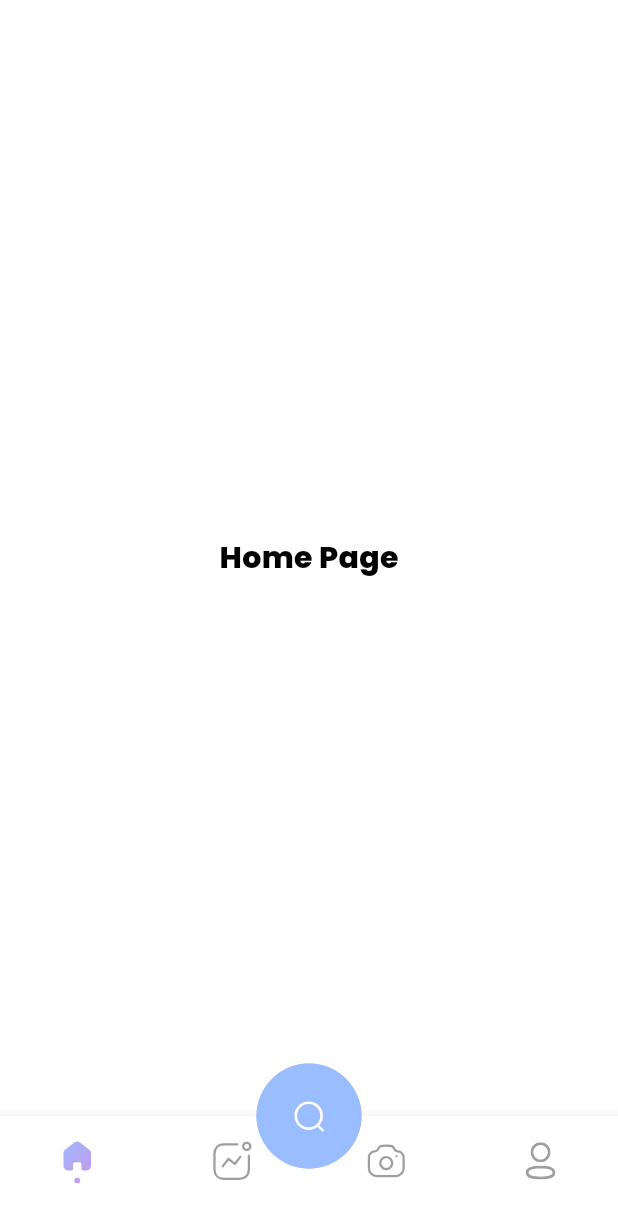
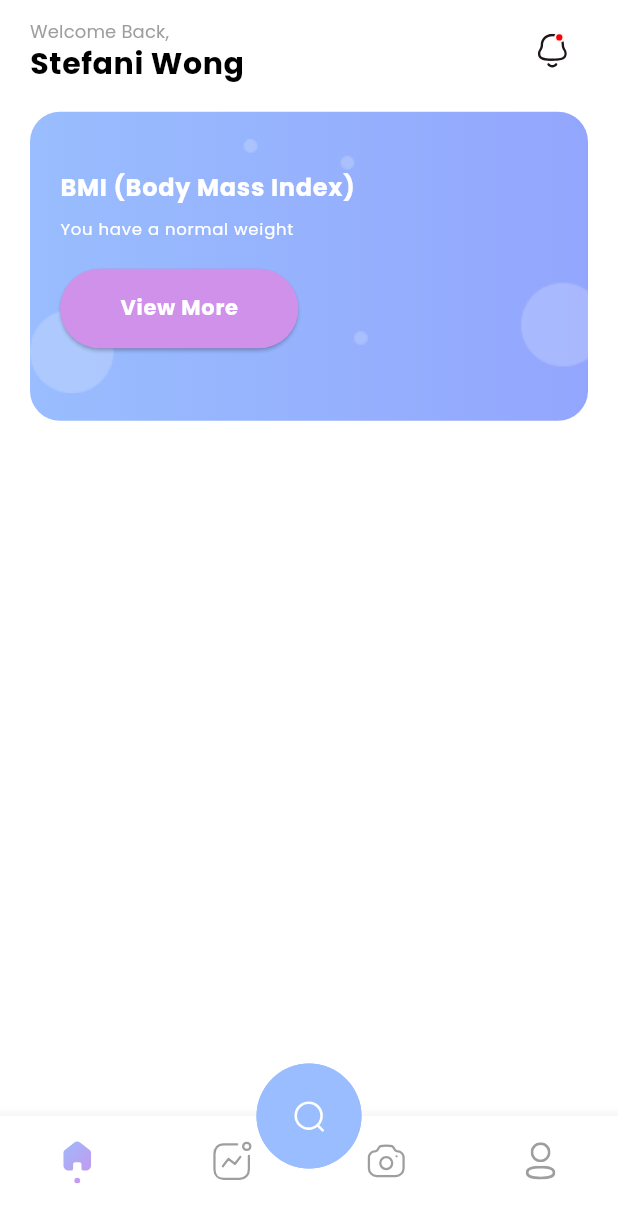
Before and after one commit to MaRyamFatima1120/fitnest_app, a Flutter app: the MainTabView screen opened by its route, on a phone screen of 412 x 824 dp. Shown: the top 1223 px of the screen. Run offline on Flutter 3.47's test engine with Material 3 defaults, Android fonts, the phone set to English and light mode, and no system bars; our stand-ins replace carousel_slider, firebase_core, flutter_svg, get, google_fonts; accounts and stored records are empty.

Commit message:
Working on Dashboard

```diff
--- a/lib/common/constants/app_icon.dart
+++ b/lib/common/constants/app_icon.dart
@@ -13,4 +13,5 @@ class AppIcon{
   static const String camera="assets/icons/Camera.svg";
   static const String activity="assets/icons/Activity.svg";
   static const String search="assets/icons/Search.svg";
+  static const String notificationIcon="assets/icons/notification.svg";
 }
--- a/lib/common/constants/app_image.dart
+++ b/lib/common/constants/app_image.dart
@@ -11,5 +11,5 @@ class AppImage{
   static const String goal2Image="assets/images/profile/goal2.png";
   static const String goal3Image="assets/images/profile/goal3.png";
   static const String welcomeImage="assets/images/profile/welcome.png";
-
+  static const String dotsImage="assets/images/profile/dots_background.png";
 }
--- /dev/null
+++ b/lib/src/view/dashboard_pages/main_tab/home.dart
@@ -0,0 +1,110 @@
+
+import 'package:fitnest_app/common/constants/app_icon.dart';
+import 'package:fitnest_app/common/constants/app_image.dart';
+import 'package:fitnest_app/common/constants/global_variable.dart';
+import 'package:fitnest_app/src/themes/color_scheme.dart';
+import 'package:flutter/material.dart';
+import 'package:flutter_svg/flutter_svg.dart';
+import 'package:get/get.dart';
+
+class HomeView extends StatefulWidget {
+  const HomeView({super.key});
+
+  @override
+  State<HomeView> createState() => _HomeViewState();
+}
+
+class _HomeViewState extends State<HomeView> {
+  @override
+  Widget build(BuildContext context) {
+    return Scaffold(
+      body:SafeArea(
+        child: SingleChildScrollView(
+          padding:const EdgeInsets.symmetric(horizontal: 20,vertical: 10),
+          child: Flex(
+            direction: Axis.vertical,
+            children: [
+              Row(
+                mainAxisAlignment: MainAxisAlignment.spaceBetween,
+                children: [
+                  Column(
+                    crossAxisAlignment: CrossAxisAlignment.start,
+                    children: [
+                      Text("Welcome Back,",
+                          style: textTheme(context)
+                              .titleSmall?.copyWith(
+                            fontSize: 12
+                          ),
+
+                              ),
+                      Text("Stefani Wong",
+                          style: textTheme(context)
+                              .bodySmall
+                              ?.copyWith(color: lightColorScheme.onSecondary,fontSize: 20)),
+                    ],
+                  ),
+                  IconButton(onPressed:(){} , icon:SvgPicture.asset(AppIcon.notificationIcon,width: 25,height: 25,)
+
+                  ),
+                ],
+              ),
+              SizedBox(height: Get.height * 0.02,),
+              Container(
+                width: Get.width,
+                height: Get.height * 0.25,
+                padding:const EdgeInsets.symmetric(horizontal: 20.0,vertical: 30.0),
+                decoration: BoxDecoration(
+                  gradient: LinearGradient(colors: [
+                    colorScheme(context).primary,
+                    colorScheme(context).secondary
+                  ]),
+                  image:const DecorationImage(image:  AssetImage(
+                    AppImage.dotsImage,
+
+                  ),
+                    fit: BoxFit.contain,),
+                  borderRadius: BorderRadius.circular(20)
+                ),
+                child: Row(
+                  children:  [
+                      Column(
+
+                        mainAxisAlignment: MainAxisAlignment.spaceEvenly,
+                        crossAxisAlignment: CrossAxisAlignment.start,
+                        children: [
+
+                          Text("BMI (Body Mass Index)",
+                              style: textTheme(context)
+                                  .bodyLarge?.copyWith(fontSize:16)
+                                  ),
+
+                          Text("You have a normal weight",
+                              style: textTheme(context)
+                                  .bodyLarge?.copyWith(fontSize:11,fontWeight: FontWeight.normal)
+                          ),
+                          Padding(
+                            padding: const EdgeInsets.symmetric(vertical: 10.0),
+                            child: ElevatedButton(onPressed: (){}, child:  Padding(
+                              padding: const EdgeInsets.all(16.0),
+                              child: Text("View More",
+                                  style: textTheme(context)
+                                      .bodyLarge?.copyWith(fontSize:14)
+                              ),
+                            ),),
+                          ),
+
+
+                        ],
+                      )
+                  ],
+                )
+              ),
+              SizedBox(height: Get.height * 0.02,),
+            ],
+
+          ),
+        ),
+      )
+    );
+  }
+}
--- a/lib/src/view/dashboard_pages/main_tab/main_tab_view.dart
+++ b/lib/src/view/dashboard_pages/main_tab/main_tab_view.dart
@@ -1,5 +1,6 @@
 import 'package:fitnest_app/common/constants/app_icon.dart';
 import 'package:fitnest_app/common/constants/global_variable.dart';
+import 'package:fitnest_app/src/view/dashboard_pages/main_tab/home.dart';
 import 'package:flutter/material.dart';
 import 'package:flutter_svg/flutter_svg.dart';
 import 'package:get/get.dart';
@@ -16,13 +17,19 @@ class MainTabView extends StatefulWidget {
 class _MainTabViewState extends State<MainTabView> {
   final MainTabController controller = Get.find();
 
+  final List<Widget> _pages = [
+    HomeView(),
+    const Center(
+      child: Text("View Page"),
+    ),
+    const Center(
+      child: Text("Inbox Page"),
+    ),
+    const Center(
+      child: Text("Profile Page"),
+    ),
+  ];
 
-  final List<Widget> _pages =[
-    const Center(child: Text("Home Page"),),
-    const Center(child: Text("View Page"),),
-    const Center(child: Text("Inbox Page"),),
-    const Center(child: Text("Profile Page"),),
-  ];
   @override
   Widget build(BuildContext context) {
     return Scaffold(
@@ -31,11 +38,14 @@ class _MainTabViewState extends State<MainTabView> {
         floatingActionButton: Container(
           width: 70,
           height: 70,
-          margin:const EdgeInsets.all(12.0),
+          margin: const EdgeInsets.all(12.0),
           decoration: BoxDecoration(
             shape: BoxShape.circle,
             gradient: LinearGradient(
-              colors: [colorScheme(context).primary, colorScheme(context).secondary], // Gradient colors
+              colors: [
+                colorScheme(context).primary,
+                colorScheme(context).secondary
+              ], // Gradient colors
               begin: Alignment.topLeft,
               end: Alignment.bottomRight,
             ),
@@ -47,25 +57,24 @@ class _MainTabViewState extends State<MainTabView> {
               // Your action
             },
             elevation: 0,
-
             child: SvgPicture.asset(
               AppIcon.search,
               width: 23,
               height: 23,
-              colorFilter: const ColorFilter.mode(Colors.white, BlendMode.srcIn),
+              colorFilter:
+                  const ColorFilter.mode(Colors.white, BlendMode.srcIn),
             ),
           ),
         ),
         floatingActionButtonLocation: FloatingActionButtonLocation.centerDocked,
         bottomNavigationBar: Obx(
-              () => Container(
+          () => SizedBox(
             height: 80,
             child: BottomNavigationBar(
               type: BottomNavigationBarType.fixed,
               backgroundColor: colorScheme(context).onPrimary,
               currentIndex: controller.selected.value,
               onTap: controller.onItemTap,
-
               items: [
                 BottomNavigationBarItem(
                   icon: GradientIcon(
@@ -104,9 +113,7 @@ class _MainTabViewState extends State<MainTabView> {
             ),
           ),
         ));
-
   }
-
 }
 
 class GradientIcon extends StatelessWidget {
@@ -115,7 +122,8 @@ class GradientIcon extends StatelessWidget {
   final double height;
   final bool isSelected;
 
-  const GradientIcon(this.assetPath, {
+  const GradientIcon(
+    this.assetPath, {
     Key? key,
     required this.width,
     required this.height,
@@ -127,8 +135,7 @@ class GradientIcon extends StatelessWidget {
     if (isSelected) {
       // Apply gradient for selected item
       return ShaderMask(
-        shaderCallback: (bounds) =>
-            LinearGradient(
+        shaderCallback: (bounds) => LinearGradient(
           colors: [
             colorScheme(context).primary,
             colorScheme(context).surface
--- a/pubspec.yaml
+++ b/pubspec.yaml
@@ -44,8 +44,8 @@ dependencies:
   firebase_auth: ^5.3.4
   cloud_firestore: ^5.5.1
   flutter_svg: ^2.0.16
-  syncfusion_flutter_datepicker: ^28.1.36
   carousel_slider: ^5.0.0
+
 
 dev_dependencies:
   flutter_test:
```
Also changed, not shown: assets/icons/notification.svg (added), assets/images/profile/dots_background.png (added), pubspec.lock. Lines whose indentation alone changed are shown as unchanged.
